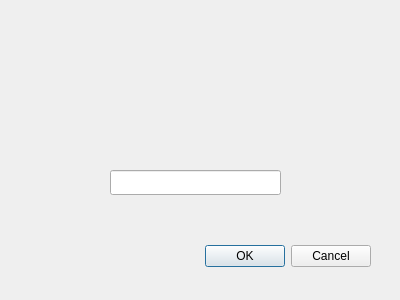
Before: the Qt Designer form dialog.ui in VladyslavHrynchak/filemanager_QT, drawn with Qt 5.
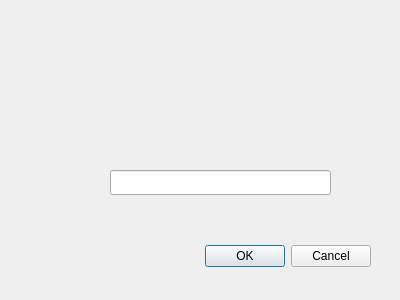
After: the same form once the commit is applied.

Patch:
```diff
--- a/dialog.ui
+++ b/dialog.ui
@@ -34,7 +34,7 @@
     <rect>
      <x>110</x>
      <y>130</y>
-     <width>151</width>
+     <width>201</width>
      <height>21</height>
     </rect>
    </property>
@@ -52,7 +52,7 @@
     <rect>
      <x>110</x>
      <y>170</y>
-     <width>171</width>
+     <width>221</width>
      <height>25</height>
     </rect>
    </property>
```
Left out of the diff: 3 changed lines with no effect on the pictures.
